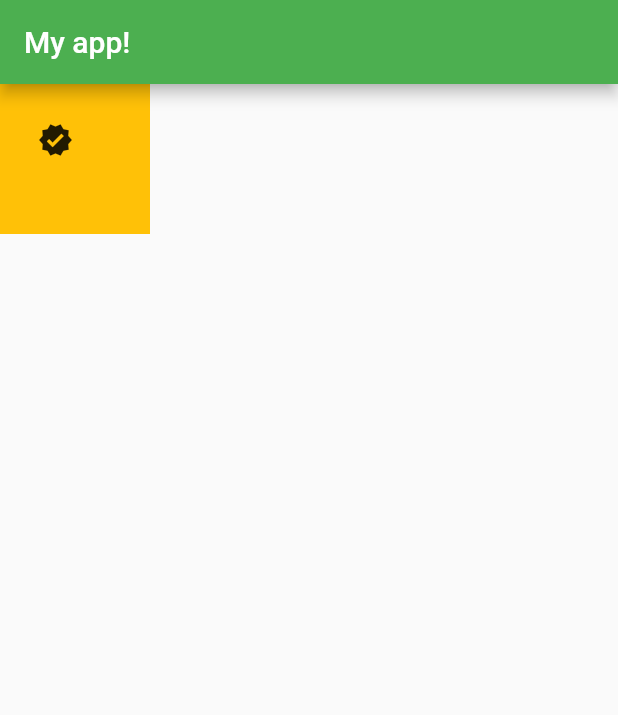
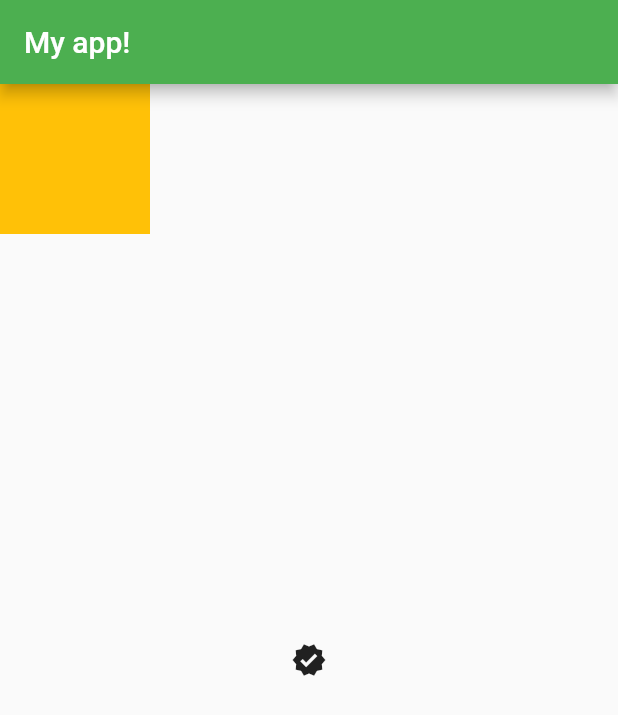
Before and after one commit to dev-sampsonorson/first_flutter_app, a Flutter app: the screen it shows after launch, on a phone screen of 412 x 824 dp. Shown: the top 715 px of the screen. Run offline on Flutter 3.47's test engine with Material 2 defaults, Android fonts, the phone set to English and light mode, and no system bars.

Commit message:
feat(positioning): position relative to parent

```diff
--- a/lib/main.dart
+++ b/lib/main.dart
@@ -20,10 +20,8 @@ class MyApp extends StatelessWidget {
             Container(color: Colors.amber, width: 100, height: 100),
             // This will be on top of the container because
             // it's after the container
-            const Positioned(
-              top: 25,
-              left: 25,
-              child: Icon(Icons.verified),
+            const Align(
+                alignment: Alignment.center, child: Icon(Icons.verified)
             )
           ],
         ),
```
